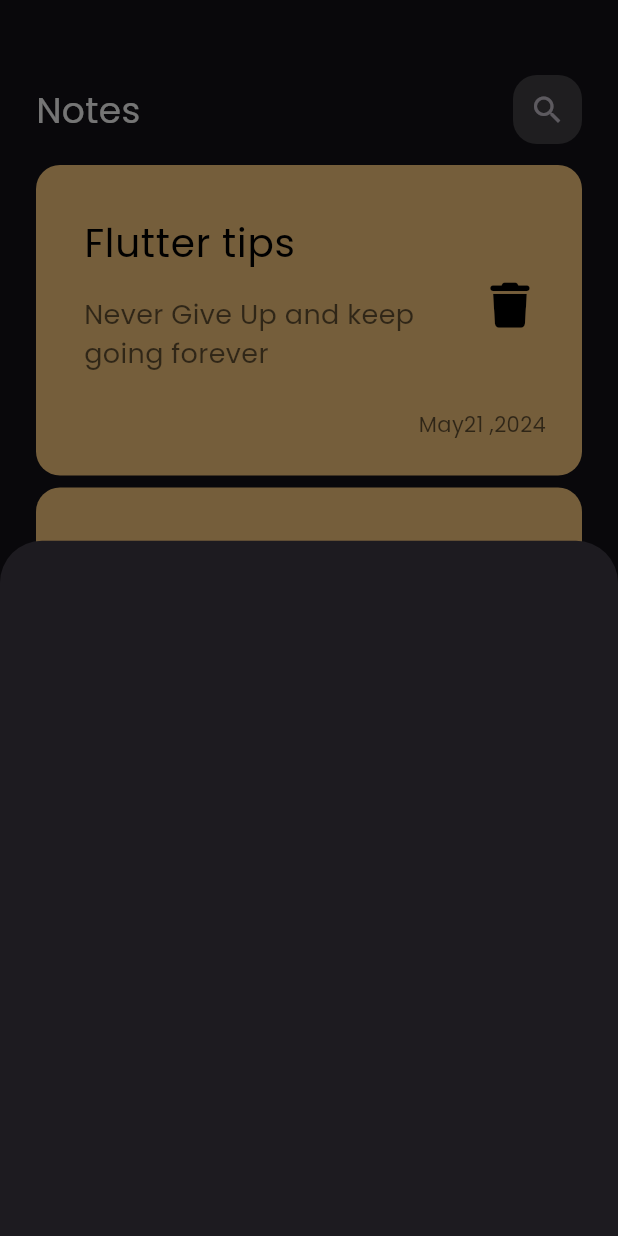
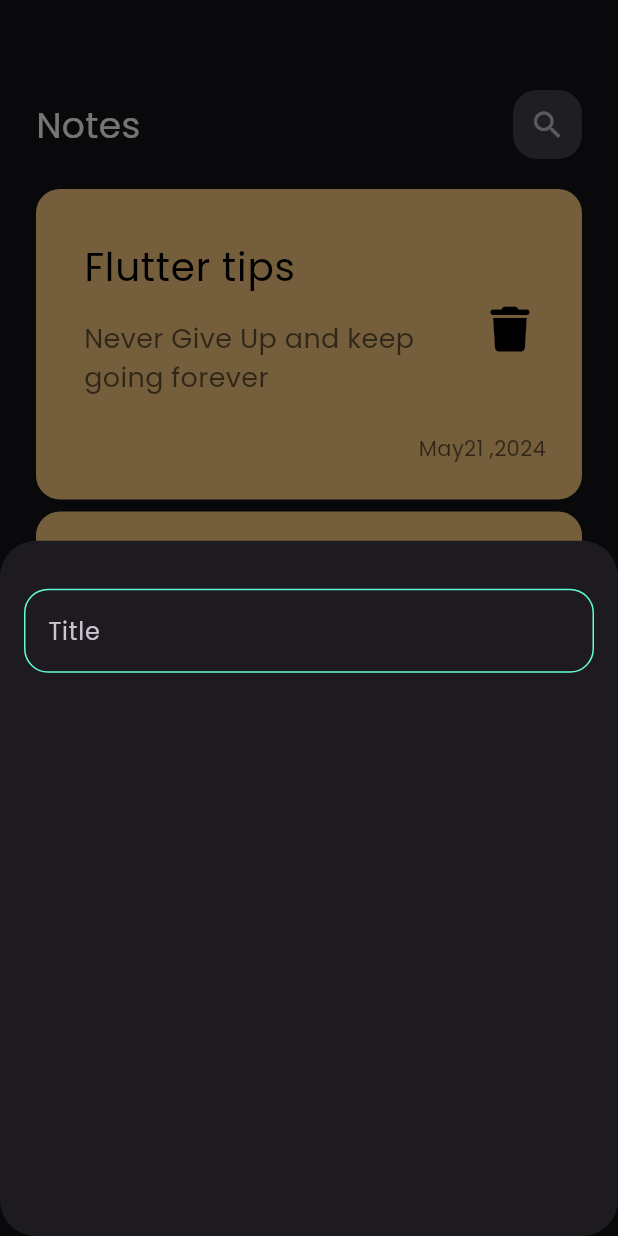
Before and after one commit to ahmed10233/notes_app, a Flutter app: the screen it shows after launch, after a tap on the "add" icon, on a phone screen of 412 x 824 dp. Run offline on Flutter 3.47's test engine with Material 3 defaults, Android fonts, the phone set to English and light mode, and no system bars; our stand-ins replace font_awesome_flutter.

Commit message:
create custom tex field

```diff
--- /dev/null
+++ b/lib/constant.dart
@@ -0,0 +1,5 @@
+
+
+import 'package:flutter/material.dart';
+
+const Color kPrimaryColor = Color(0xff62FCD7);
--- a/lib/screens/notes_scrren.dart
+++ b/lib/screens/notes_scrren.dart
@@ -11,7 +11,11 @@ class NotesScreen extends StatelessWidget {
   Widget build(BuildContext context) {
     return  Scaffold(
       floatingActionButton: FloatingActionButton(onPressed: (){
-        showModalBottomSheet(context: context, builder: (context)
+        showModalBottomSheet(
+          shape: RoundedRectangleBorder(
+            borderRadius: BorderRadius.circular(24)
+          ),
+          context: context, builder: (context)
         {
          return const AddNoteButtomSheet();
         }
@@ -24,7 +28,7 @@ class NotesScreen extends StatelessWidget {
         child: Column(
           children: [
             SizedBox(
-              height: 50,
+              height: 60,
             ),
             CustomAppBar(),
            Expanded(child: NotesListViwe(),
--- a/lib/widgets/add_note_model_sheet.dart
+++ b/lib/widgets/add_note_model_sheet.dart
@@ -1,10 +1,22 @@
 import 'package:flutter/material.dart';
+import 'package:notes_app/widgets/custom_text_field.dart';
 
 class AddNoteButtomSheet extends StatelessWidget {
   const AddNoteButtomSheet({super.key});
 
   @override
   Widget build(BuildContext context) {
-    return Container();
+    return const Padding(
+      padding: EdgeInsets.symmetric(horizontal: 16),
+      child: Column(
+
+        children: [
+           SizedBox(
+          height: 32,
+        ),
+          CustomTextField()
+        ],
+      ),
+    );
   }
 }
--- /dev/null
+++ b/lib/widgets/custom_text_field.dart
@@ -0,0 +1,29 @@
+import 'package:flutter/material.dart';
+import 'package:notes_app/constant.dart';
+
+class CustomTextField extends StatelessWidget {
+  const CustomTextField({super.key});
+
+  @override
+  Widget build(BuildContext context) {
+    return TextField(
+      cursorColor:kPrimaryColor,
+      decoration: InputDecoration(
+        hintText: 'Title',
+        border: buildBorder(),
+        enabledBorder: buildBorder(kPrimaryColor)
+      ),
+
+    );
+  }
+
+  OutlineInputBorder buildBorder([color]) {
+    return OutlineInputBorder(
+        borderRadius: BorderRadius.circular(16),
+        borderSide:  BorderSide(
+          color:color?? Colors.white
+        )
+
+      );
+  }
+}
--- a/lib/widgets/notes_list_viwe.dart
+++ b/lib/widgets/notes_list_viwe.dart
@@ -7,7 +7,7 @@ class NotesListViwe extends StatelessWidget {
   @override
   Widget build(BuildContext context) {
     return Padding(
-      padding: const EdgeInsets.symmetric(vertical: 10),
+      padding: const EdgeInsets.symmetric(vertical: 16),
       child: ListView.builder(
         padding: EdgeInsets.zero,
         itemBuilder: (context,index){
```
